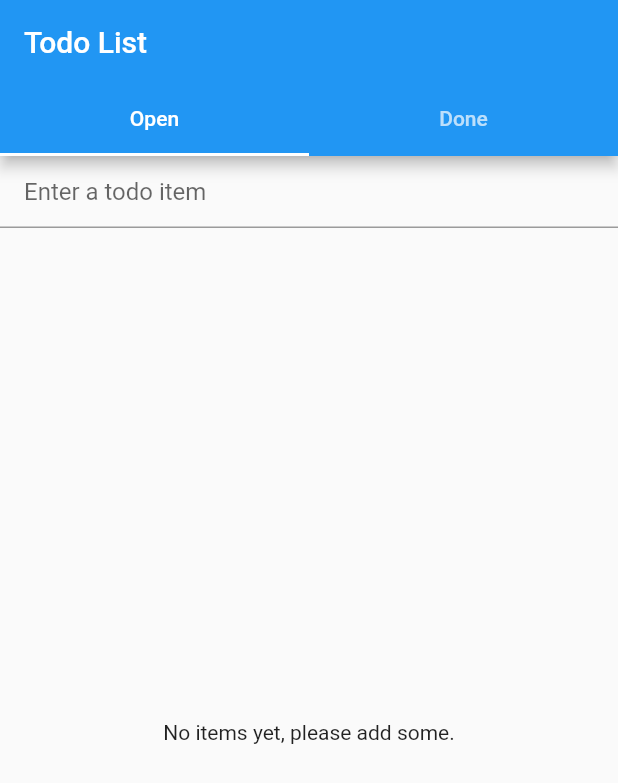
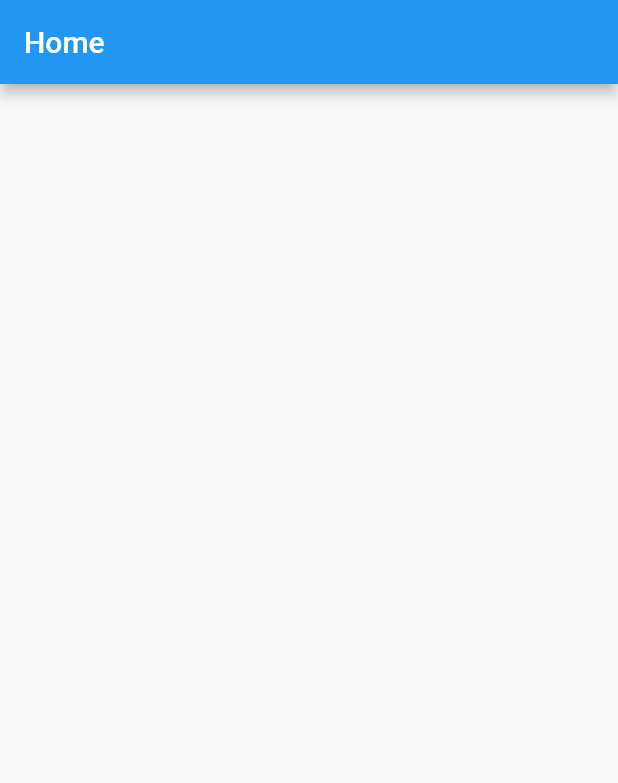
Before and after one commit to Baseflow/flutter_state_management_demo, a Flutter app: the screen it shows after launch, on a phone screen of 412 x 824 dp. Shown: the top 783 px of the screen. Run offline on Flutter 3.47's test engine with Material 2 defaults, Android fonts, the phone set to English and light mode, and no system bars; our stand-ins replace equatable, flutter_bloc.

Commit message:
moved homepage to different file

```diff
--- /dev/null
+++ b/lib/home_page.dart
@@ -0,0 +1,17 @@
+import 'package:flutter/material.dart';
+
+class HomePage extends StatelessWidget {
+  const HomePage({Key? key}) : super(key: key);
+
+  @override
+  Widget build(BuildContext context) {
+    return Scaffold(
+      appBar: AppBar(
+        title: const Text('Home'),
+      ),
+      body: const Center(
+        child: SizedBox.shrink(),
+      ),
+    );
+  }
+}
--- a/lib/main.dart
+++ b/lib/main.dart
@@ -1,8 +1,5 @@
 import 'package:flutter/material.dart';
-import 'package:flutter_bloc/flutter_bloc.dart';
-import 'package:flutter_state_management_demo/closed_items_view.dart';
-import 'package:flutter_state_management_demo/cubit/todo_cubit.dart';
-import 'package:flutter_state_management_demo/open_items_view.dart';
+import 'package:flutter_state_management_demo/home_page.dart';
 
 void main() {
   runApp(const MyApp());
@@ -11,6 +8,7 @@ void main() {
 class MyApp extends StatelessWidget {
   const MyApp({super.key});
 
+  // This widget is the root of your application.
   @override
   Widget build(BuildContext context) {
     return MaterialApp(
@@ -18,62 +16,7 @@ class MyApp extends StatelessWidget {
       theme: ThemeData(
         primarySwatch: Colors.blue,
       ),
-      home: const MyHomePage(),
+      home: const HomePage(),
     );
   }
 }
-
-class MyHomePage extends StatefulWidget {
-  const MyHomePage({super.key});
-
-  @override
-  State<MyHomePage> createState() => _MyHomePageState();
-}
-
-class _MyHomePageState extends State<MyHomePage> {
-  @override
-  Widget build(BuildContext context) {
-    return DefaultTabController(
-      length: 2,
-      child: Scaffold(
-        appBar: AppBar(
-            title: const Text('Todo List'),
-            bottom: const TabBar(
-              tabs: [
-                Tab(text: 'Open'),
-                Tab(text: 'Done'),
-              ],
-            )),
-        body: BlocProvider(
-          create: (context) => TodoCubit(),
-          child: BlocListener<TodoCubit, TodoState>(
-            listenWhen: (previous, current) {
-              return current.todoItems.length < previous.todoItems.length;
-            },
-            listener: (context, state) {
-              _showUndoSnackbar(context);
-            },
-            child: const TabBarView(
-              children: [
-                OpenItemsView(),
-                ClosedItemsView(),
-              ],
-            ),
-          ),
-        ),
-      ),
-    );
-  }
-
-  void _showUndoSnackbar(BuildContext context) {
-    ScaffoldMessenger.of(context).showSnackBar(
-      SnackBar(
-        content: const Text('Todo item removed'),
-        action: SnackBarAction(
-          label: 'Undo',
-          onPressed: context.read<TodoCubit>().undoRemovedItem,
-        ),
-      ),
-    );
-  }
-}
```
